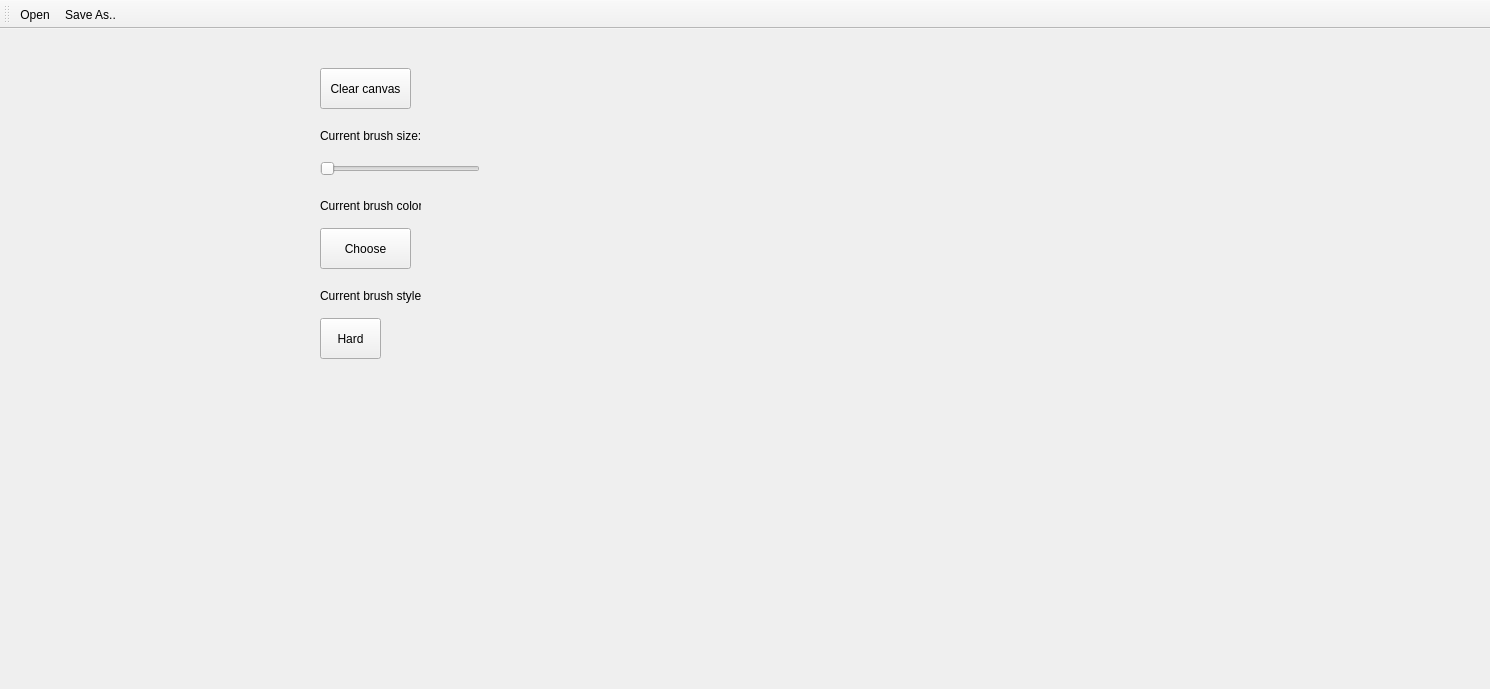
The window that main.ui (alimq/api) describes before a commit, drawn with Qt 5.
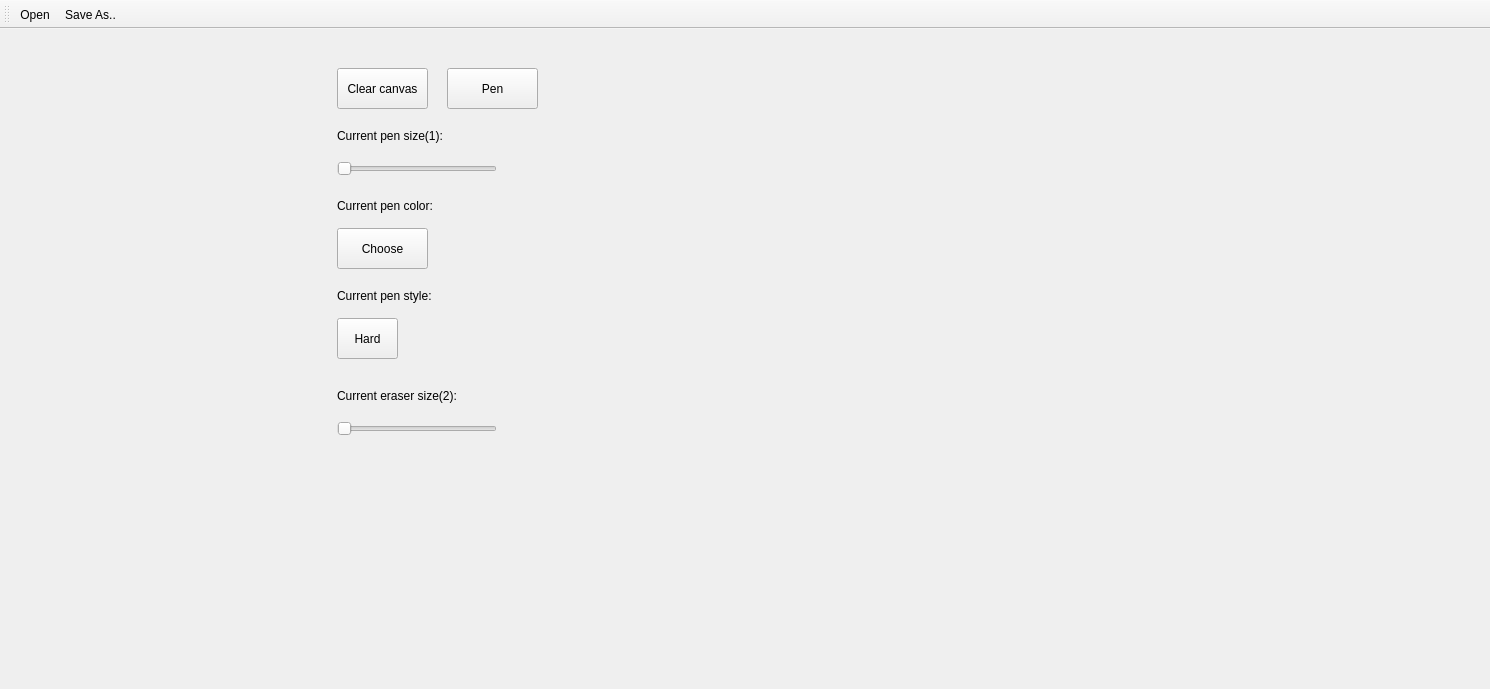
The same window after the commit. Custom widgets are drawn as their Qt base class.

```diff
--- a/main.ui
+++ b/main.ui
@@ -18,7 +18,7 @@
     <item>
      <widget class="QWidget" name="leftSpace" native="true"/>
     </item>
-    <item alignment="Qt::AlignLeft">
+    <item>
      <widget class="QWidget" name="sidebar" native="true">
       <property name="minimumSize">
        <size>
@@ -66,12 +66,12 @@
         <rect>
          <x>20</x>
          <y>90</y>
-         <width>101</width>
+         <width>111</width>
          <height>16</height>
         </rect>
        </property>
        <property name="text">
-        <string>Current brush size:</string>
+        <string>Current pen size(1):</string>
        </property>
       </widget>
       <widget class="QLabel" name="brushColorLabel">
@@ -84,7 +84,7 @@
         </rect>
        </property>
        <property name="text">
-        <string>Current brush color:</string>
+        <string>Current pen color:</string>
        </property>
       </widget>
       <widget class="QPushButton" name="brushColorButton">
@@ -123,7 +123,46 @@
         </rect>
        </property>
        <property name="text">
-        <string>Current brush style:</string>
+        <string>Current pen style:</string>
+       </property>
+      </widget>
+      <widget class="QPushButton" name="penEraserButton">
+       <property name="geometry">
+        <rect>
+         <x>130</x>
+         <y>30</y>
+         <width>91</width>
+         <height>41</height>
+        </rect>
+       </property>
+       <property name="text">
+        <string>Pen</string>
+       </property>
+      </widget>
+      <widget class="QSlider" name="eraserSizeSlider">
+       <property name="geometry">
+        <rect>
+         <x>20</x>
+         <y>380</y>
+         <width>160</width>
+         <height>22</height>
+        </rect>
+       </property>
+       <property name="orientation">
+        <enum>Qt::Horizontal</enum>
+       </property>
+      </widget>
+      <widget class="QLabel" name="eraserSizeLabel">
+       <property name="geometry">
+        <rect>
+         <x>20</x>
+         <y>350</y>
+         <width>121</width>
+         <height>16</height>
+        </rect>
+       </property>
+       <property name="text">
+        <string>Current eraser size(2):</string>
        </property>
       </widget>
      </widget>
```
Left out of the diff: 12 changed lines with no effect on the pictures.
